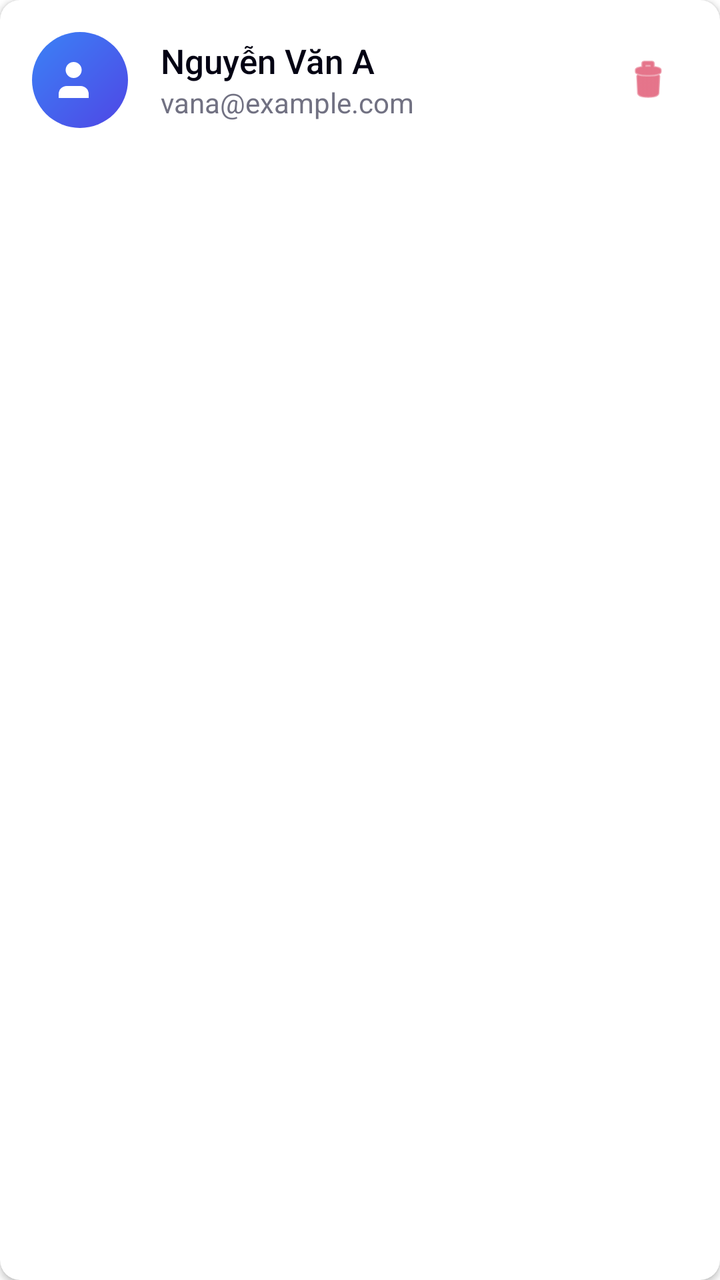
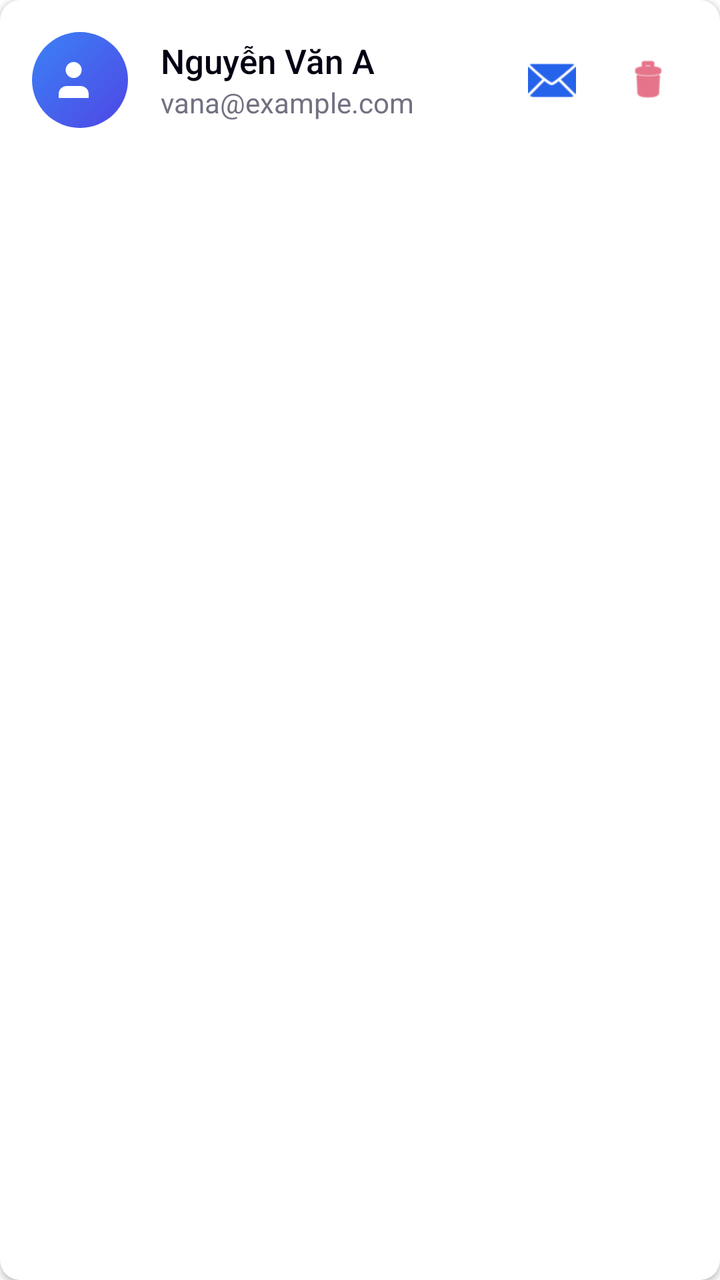

Compare the two renders of this Android layout. The source of the first and the diff that turns it into the second are given below.
<!-- AndroidManifest.xml: application theme Theme.Billards -->
<!-- res/layout/item_staff.xml -->
<?xml version="1.0" encoding="utf-8"?>
<androidx.cardview.widget.CardView xmlns:android="http://schemas.android.com/apk/res/android"
    xmlns:app="http://schemas.android.com/apk/res-auto"
    android:layout_width="match_parent"
    android:layout_height="wrap_content"
    android:layout_marginHorizontal="4dp"
    android:layout_marginVertical="6dp"
    app:cardCornerRadius="10dp"
    app:cardElevation="2dp"
    app:cardBackgroundColor="@color/white">

    <LinearLayout
        android:layout_width="match_parent"
        android:layout_height="wrap_content"
        android:gravity="center_vertical"
        android:orientation="horizontal"
        android:padding="16dp">

        <View
            android:layout_width="48dp"
            android:layout_height="48dp"
            android:background="@drawable/bg_avatar_gradient" />

        <ImageView
            android:layout_width="24dp"
            android:layout_height="24dp"
            android:layout_marginStart="-36dp"
            android:src="@drawable/ic_users"
            app:tint="@color/white" />

        <LinearLayout
            android:layout_width="0dp"
            android:layout_height="wrap_content"
            android:layout_marginStart="28dp"
            android:layout_weight="1"
            android:orientation="vertical">

            <TextView
                android:id="@+id/tvStaffName"
                android:layout_width="wrap_content"
                android:layout_height="wrap_content"
                android:fontFamily="sans-serif-medium"
                android:text="Nguyễn Văn A"
                android:textColor="@color/foreground"
                android:textSize="17sp" />

            <TextView
                android:id="@+id/tvStaffEmail"
                android:layout_width="wrap_content"
                android:layout_height="wrap_content"
                android:text="vana@example.com"
                android:textColor="@color/muted_foreground"
                android:textSize="14sp" />
        </LinearLayout>

        <ImageButton
            android:id="@+id/btnDeleteStaff"
            android:layout_width="40dp"
            android:layout_height="40dp"
            android:background="?attr/selectableItemBackgroundBorderless"
            android:padding="8dp"
            android:scaleType="centerInside"
            android:src="@android:drawable/ic_menu_delete"
            app:tint="@color/destructive" />

    </LinearLayout>
</androidx.cardview.widget.CardView>
<!-- resources referenced by this layout -->
<resources>
  <color name="destructive">#D4183D</color>
  <color name="foreground">#030213</color>
  <color name="muted_foreground">#717182</color>
  <color name="white">#FFFFFFFF</color>
  <!-- drawable bg_avatar_gradient (drawable) -->
  <?xml version="1.0" encoding="utf-8"?>
  <shape xmlns:android="http://schemas.android.com/apk/res/android"
      android:shape="oval">
      <gradient
          android:angle="315"
          android:endColor="#4F46E5"
          android:startColor="#3B82F6"
          android:type="linear" />
  </shape>
  <!-- drawable ic_users (drawable) -->
  <vector xmlns:android="http://schemas.android.com/apk/res/android"
      android:width="24dp"
      android:height="24dp"
      android:viewportWidth="24"
      android:viewportHeight="24">
      <path
          android:fillColor="@android:color/black"
          android:pathData="M16,21v-2a4,4 0,0 0,-4 -4H5a4,4 0,0 0,-4 4v2" />
      <path
          android:fillColor="@android:color/black"
          android:pathData="M8.5,7m-4,0a4,4 0,1,1 8,0a4,4 0,1,1 -8,0" />
  </vector>
  <style name="Theme.Billards" parent="Base.Theme.Billards" />
  <style name="Base.Theme.Billards" parent="Theme.Material3.DayNight.NoActionBar">
          
          <item name="colorPrimary">@color/primary</item>
          <item name="android:windowBackground">@color/background</item>
          
          
          <item name="materialButtonStyle">@style/Widget.Billards.Button.Primary</item>
      </style>
  <color name="primary">#030213</color>
  <color name="background">#FFFFFF</color>
  <style name="Widget.Billards.Button.Primary" parent="Widget.Material3.Button">
          <item name="backgroundTint">@color/blue_600</item>
          <item name="android:textColor">@color/white</item>
          <item name="cornerRadius">8dp</item>
          <item name="android:textAllCaps">false</item>
          <item name="android:insetTop">0dp</item>
          <item name="android:insetBottom">0dp</item>
          <item name="android:fontFamily">sans-serif-medium</item>
      </style>
  <color name="blue_600">#2563EB</color>
</resources>

<!-- the commit's change to res/layout/item_staff.xml (unified diff, before → after) -->
@@ -54,6 +54,17 @@
         </LinearLayout>
 
         <ImageButton
+            android:id="@+id/btnResetPassword"
+            android:layout_width="40dp"
+            android:layout_height="40dp"
+            android:layout_marginEnd="8dp"
+            android:background="?attr/selectableItemBackgroundBorderless"
+            android:padding="8dp"
+            android:scaleType="centerInside"
+            android:src="@android:drawable/ic_dialog_email"
+            app:tint="@color/blue_600" />
+
+        <ImageButton
             android:id="@+id/btnDeleteStaff"
             android:layout_width="40dp"
             android:layout_height="40dp"
